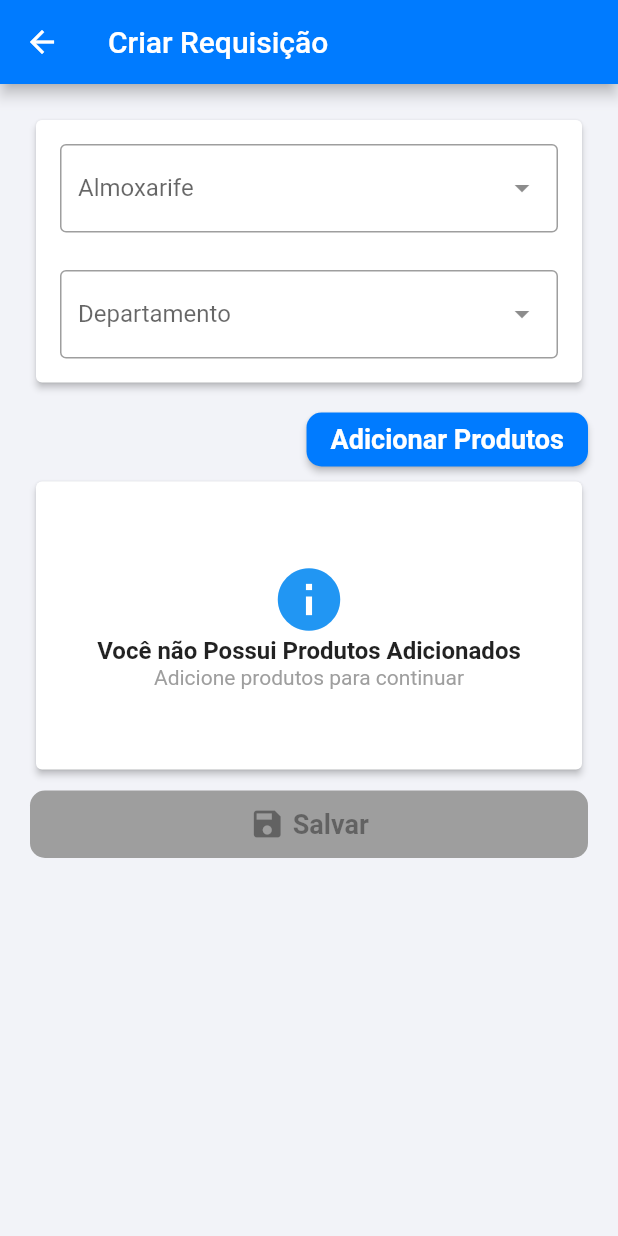
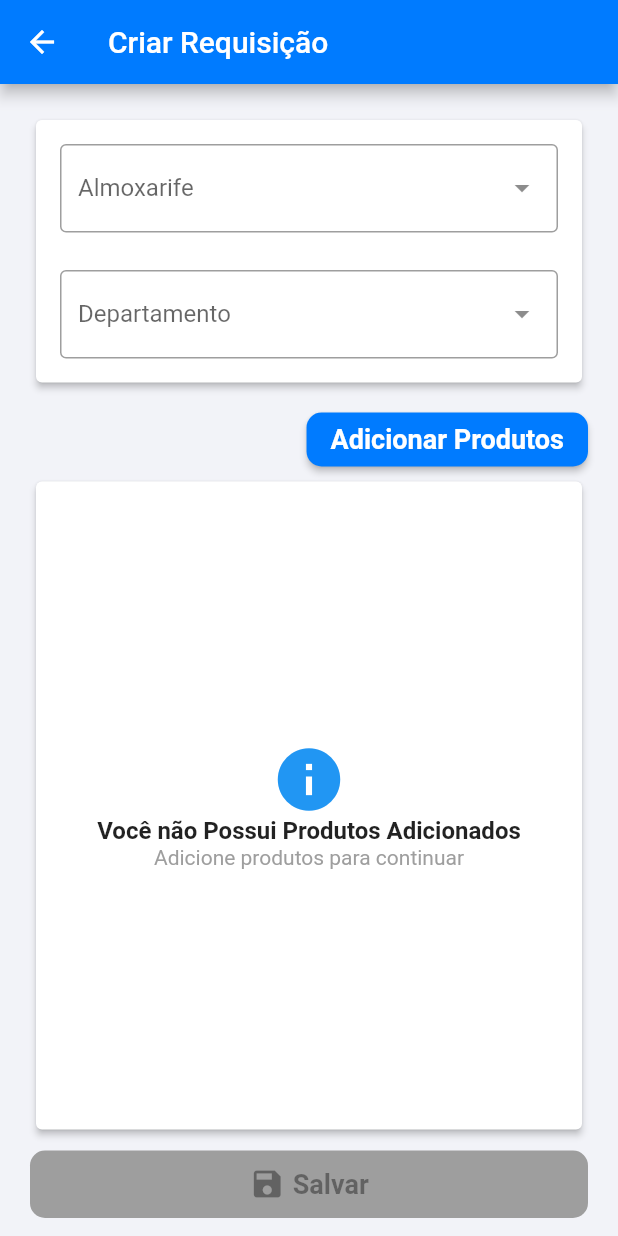
Before and after one commit to SENAI-ads-group/almox-mobile, a Flutter app: the HomePage screen opened by its route, after a tap on the "add" icon, on a phone screen of 412 x 824 dp. Run offline on Flutter 3.47's test engine with Material 2 defaults, Android fonts, the light colour scheme and no system bars; drawn by our look-alikes of dropdown_search; our stand-ins replace brasil_fields, flutter_bloc, flutter_dotenv, flutter_speed_dial, qr_flutter; missing offline and left inert: qr_code_scanner, validatorless.

Commit message:
Correcoes no criar requisicao

```diff
--- a/lib/src/pages/criar_requisicao/criar_requisicao_page.dart
+++ b/lib/src/pages/criar_requisicao/criar_requisicao_page.dart
@@ -298,7 +298,7 @@ class _CriarRequisicaoPageState extends State<CriarRequisicaoPage> {
         SizedBox(height: 10),
         _botaoAdicionarProduto,
         SizedBox(
-          height: 200,
+          height: 440,
           child: itensSelecionados.isEmpty
               ? _cardInformativoSemProdutosAdicionados
               : ListView(
--- a/lib/src/pages/home/home_page.dart
+++ b/lib/src/pages/home/home_page.dart
@@ -221,8 +221,7 @@ class _HomePageState extends State<HomePage> {
                     ],
                   ),
                 ),
-                if (_operadorLogado != null)
-                  ListagemRequisicoesView(operadorLogado: _operadorLogado!)
+                ListagemRequisicoesView(operadorLogado: _operadorLogado)
               ],
             ),
           ),
--- a/lib/src/pages/home/listagem_requisicoes_view.dart
+++ b/lib/src/pages/home/listagem_requisicoes_view.dart
@@ -8,7 +8,7 @@ import '../../bloc/minhas_requisicoes/minhas_requisicoes_state.dart';
 import '../../widgets/card_requisicao_widget.dart';
 
 class ListagemRequisicoesView extends StatelessWidget {
-  final OperadorModel operadorLogado;
+  final OperadorModel? operadorLogado;
   const ListagemRequisicoesView({Key? key, required this.operadorLogado})
       : super(key: key);
 
```
